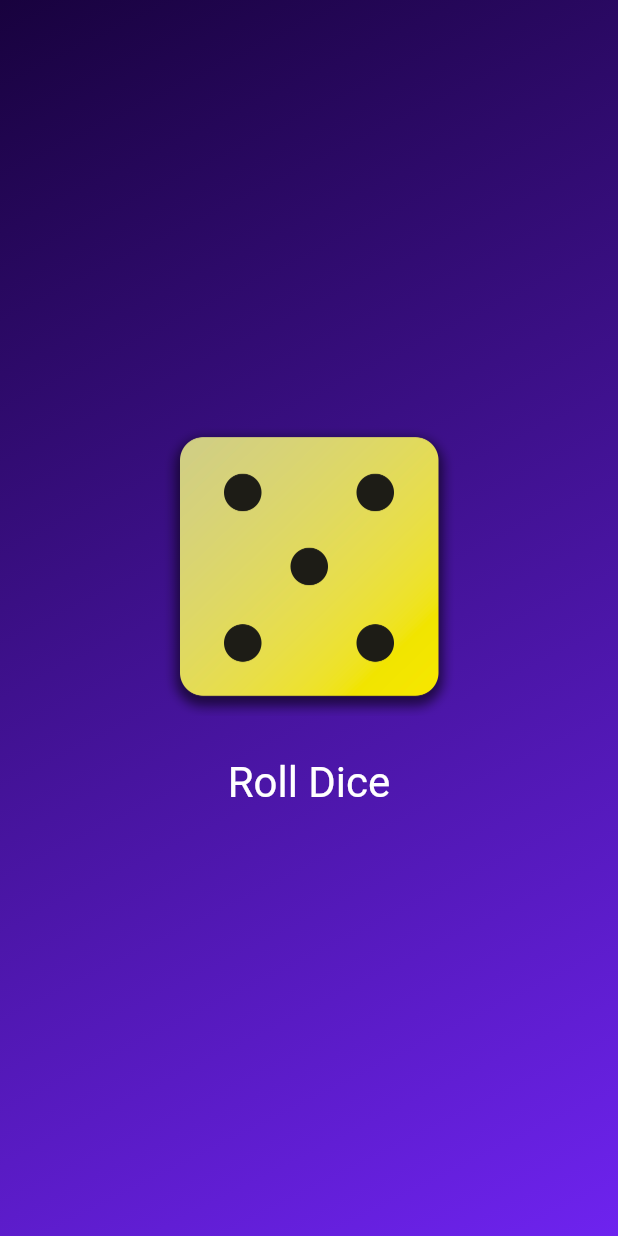
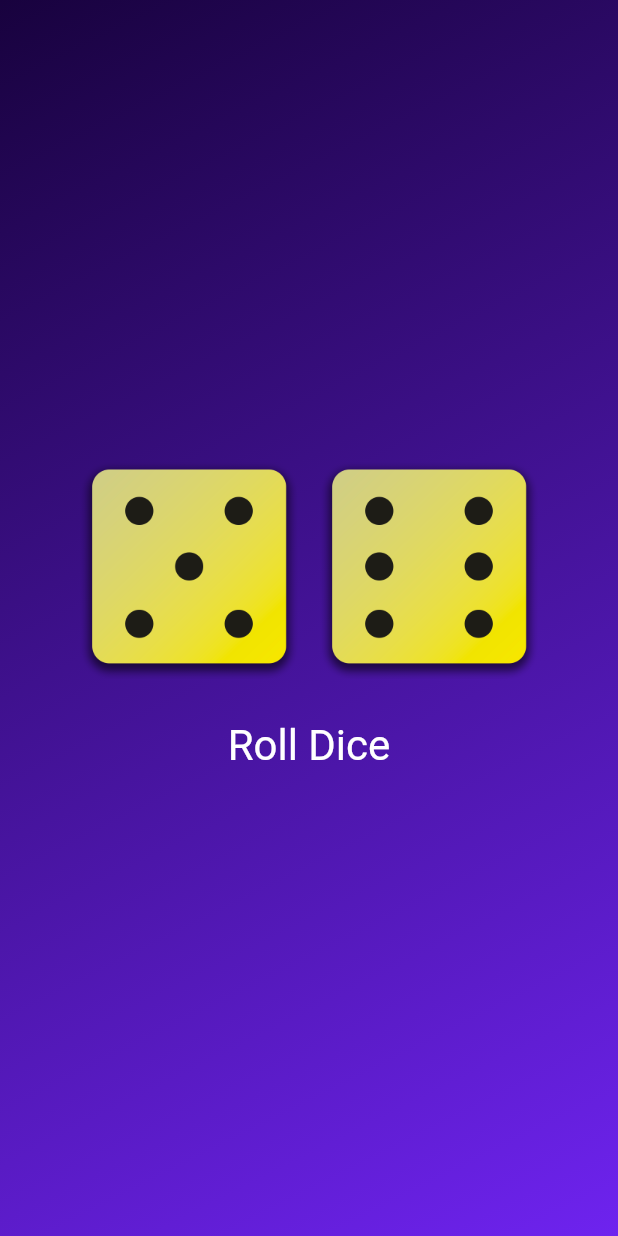
Before and after one commit to tonylifu/roll_a_dice, a Flutter app: the screen it shows after launch, after a tap on "Roll Dice", on a phone screen of 412 x 824 dp. Run offline on Flutter 3.47's test engine with Material 2 defaults, Android fonts, the phone set to English and light mode, and no system bars.

Commit message:
adds a second dice

```diff
--- a/lib/screens/dice_roller.dart
+++ b/lib/screens/dice_roller.dart
@@ -11,12 +11,14 @@ class DiceRoller extends StatefulWidget {
 }
 
 class _DiceRollerState extends State<DiceRoller> {
-  var currentDiceRoll = 4;
+  var currentDiceRoll = 6;
+  var currentSecondDiceRoll = 6;
   final random = Random();
 
   void rollDice() {
     setState(() {
       currentDiceRoll = random.nextInt(6) + 1;
+      currentSecondDiceRoll = random.nextInt(6) + 1;
     });
   }
 
@@ -25,9 +27,21 @@ class _DiceRollerState extends State<DiceRoller> {
     return Column(
       mainAxisSize: MainAxisSize.min,
       children: [
-        Image.asset(
-          'assets/images/dice-$currentDiceRoll.png',
-          width: 200,
+        Row(
+          mainAxisSize: MainAxisSize.min,
+          children: [
+            Image.asset(
+              'assets/images/dice-$currentDiceRoll.png',
+              width: 150,
+            ),
+            const SizedBox(
+              width: 10,
+            ),
+            Image.asset(
+              'assets/images/dice-$currentSecondDiceRoll.png',
+              width: 150,
+            ),
+          ],
         ),
         const SizedBox(
           height: 20,
```
